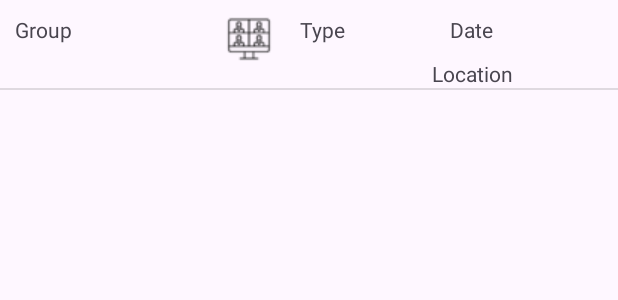
After one commit to Afibbt2023/test_repo, an Android app: the layout item_meeting.xml on its own in the app's theme, with its tools: preview values and no code run, on a phone screen of 412 x 824 dp. The commit adds this screen. Shown: the top 300 px of the screen. Run offline under Robolectric (Android 15) with nearby library versions, the phone set to English and light mode, and no system bars.

Commit message:
Completed basic functionality
Left with the filter logic

```diff
--- /dev/null
+++ b/assign3/app/src/main/res/layout/item_meeting.xml
@@ -0,0 +1,67 @@
+<?xml version="1.0" encoding="utf-8"?>
+<!-- item_meeting.xml -->
+
+<androidx.constraintlayout.widget.ConstraintLayout xmlns:android="http://schemas.android.com/apk/res/android"
+    xmlns:app="http://schemas.android.com/apk/res-auto"
+    xmlns:tools="http://schemas.android.com/tools"
+    android:layout_width="wrap_content"
+    android:layout_height="wrap_content">
+
+
+    <TextView
+        android:id="@+id/tvGroup"
+        android:layout_width="wrap_content"
+        android:layout_height="wrap_content"
+        android:layout_marginStart="10dp"
+        android:layout_marginTop="10dp"
+        app:layout_constraintStart_toStartOf="parent"
+        app:layout_constraintTop_toTopOf="parent"
+        tools:text="Group" />
+
+    <ImageView
+        android:id="@+id/ivOnline"
+        android:layout_width="wrap_content"
+        android:layout_height="wrap_content"
+        android:layout_marginStart="150dp"
+        android:contentDescription="Online Meeting Icon"
+        app:layout_constraintStart_toStartOf="parent"
+        app:layout_constraintTop_toTopOf="@+id/tvGroup"
+        tools:srcCompat="@drawable/onlinemeeting" />
+
+    <TextView
+        android:id="@+id/tvLocation"
+        android:layout_width="wrap_content"
+        android:layout_height="wrap_content"
+        android:layout_marginTop="10dp"
+        app:layout_constraintEnd_toEndOf="@+id/tvDate"
+        app:layout_constraintHorizontal_bias="0.48"
+        app:layout_constraintStart_toStartOf="@+id/tvDate"
+        app:layout_constraintTop_toBottomOf="@+id/tvDate"
+        tools:text="Location" />
+
+    <TextView
+        android:id="@+id/tvType"
+        android:layout_width="wrap_content"
+        android:layout_height="wrap_content"
+        android:layout_marginStart="200dp"
+        app:layout_constraintStart_toStartOf="parent"
+        app:layout_constraintTop_toTopOf="@+id/tvGroup"
+        tools:text="Type" />
+
+    <TextView
+        android:id="@+id/tvDate"
+        android:layout_width="wrap_content"
+        android:layout_height="wrap_content"
+        android:layout_marginStart="300dp"
+        app:layout_constraintStart_toStartOf="parent"
+        app:layout_constraintTop_toTopOf="@+id/tvGroup"
+        tools:text="Date" />
+
+    <View
+        android:id="@+id/divider"
+        android:layout_width="match_parent"
+        android:layout_height="1dp"
+        android:background="?android:attr/listDivider"
+        app:layout_constraintTop_toBottomOf="@id/tvLocation" />
+
+</androidx.constraintlayout.widget.ConstraintLayout>
```
Also changed, not shown: assign3/app/src/main/java/com/example/assign3/MainActivity.kt (+8 -4 lines), assign3/app/src/main/java/com/example/assign3/MeetingAdapter.kt (added, +46 -0 lines), assign3/app/src/main/res/layout/activity_main.xml (+9 -10 lines), assign3/app/src/main/res/drawable/offlinemeeting.png (added), assign3/app/src/main/res/drawable/onlinemeeting.png (added).
